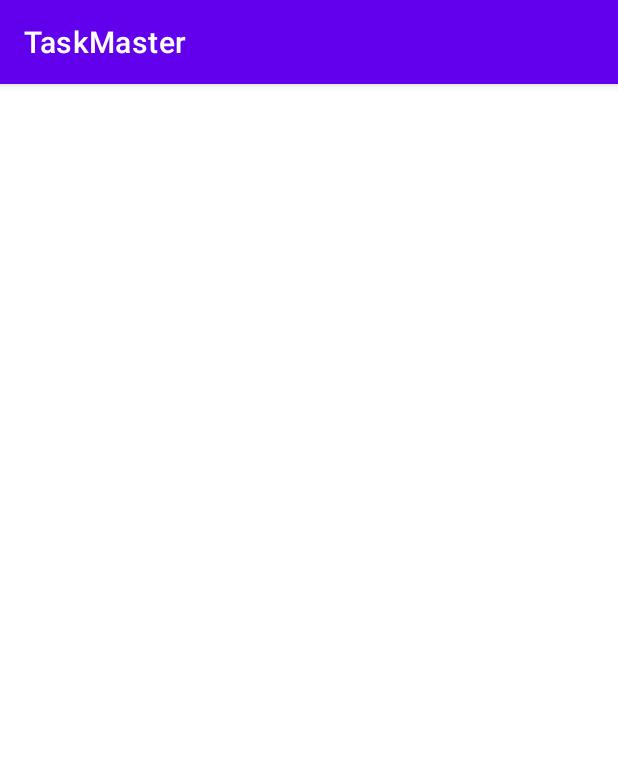
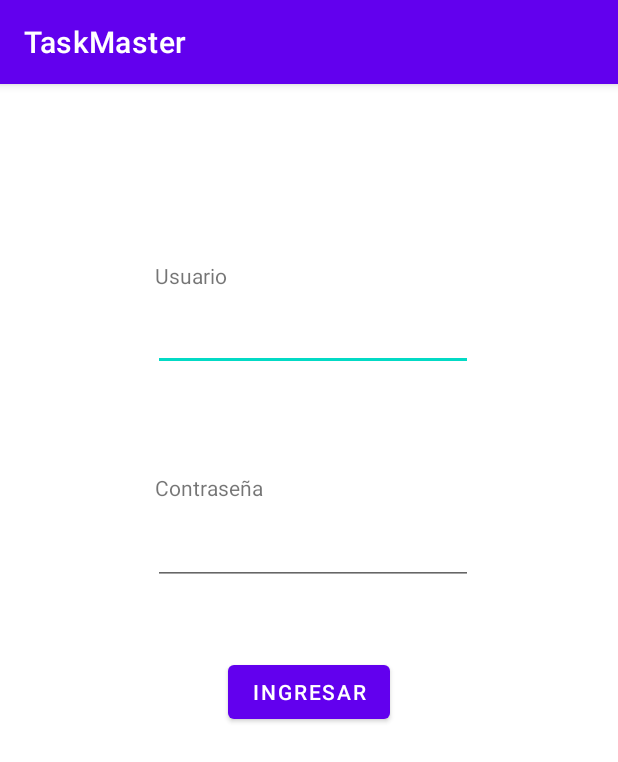
Before and after one commit to pardobryan18/TaskMaster, an Android app: the Login screen opened directly, with no data from a screen before it, on a phone screen of 412 x 824 dp. Shown: the top 762 px of the screen. Run offline under Robolectric (Android 15) with nearby library versions, the phone set to English and light mode, and no system bars.

Commit message:
proyecto nuevo // Se Agrega una imagenwelcome.png, un txt y un boton para ingresar al login // Se agrega seccion de login textView,Plain Text,Password y button

```diff
--- a/app/src/main/res/layout/activity_login.xml
+++ b/app/src/main/res/layout/activity_login.xml
@@ -6,4 +6,65 @@
     android:layout_height="match_parent"
     tools:context=".Login">
 
+    <TextView
+        android:id="@+id/txtUsuario"
+        android:layout_width="wrap_content"
+        android:layout_height="wrap_content"
+        android:text="Usuario"
+        app:layout_constraintBottom_toBottomOf="parent"
+        app:layout_constraintEnd_toEndOf="parent"
+        app:layout_constraintHorizontal_bias="0.283"
+        app:layout_constraintStart_toStartOf="parent"
+        app:layout_constraintTop_toTopOf="parent"
+        app:layout_constraintVertical_bias="0.158" />
+
+    <EditText
+        android:id="@+id/txtUsername"
+        android:layout_width="wrap_content"
+        android:layout_height="wrap_content"
+        android:ems="10"
+        android:inputType="textPersonName"
+        app:layout_constraintBottom_toBottomOf="parent"
+        app:layout_constraintEnd_toEndOf="parent"
+        app:layout_constraintHorizontal_bias="0.512"
+        app:layout_constraintStart_toStartOf="parent"
+        app:layout_constraintTop_toTopOf="parent"
+        app:layout_constraintVertical_bias="0.202" />
+
+    <TextView
+        android:id="@+id/txtContraseña"
+        android:layout_width="wrap_content"
+        android:layout_height="wrap_content"
+        android:text="Contraseña"
+        app:layout_constraintBottom_toBottomOf="parent"
+        app:layout_constraintEnd_toEndOf="parent"
+        app:layout_constraintHorizontal_bias="0.303"
+        app:layout_constraintStart_toStartOf="parent"
+        app:layout_constraintTop_toTopOf="parent"
+        app:layout_constraintVertical_bias="0.346" />
+
+    <EditText
+        android:id="@+id/txtPassword"
+        android:layout_width="wrap_content"
+        android:layout_height="wrap_content"
+        android:ems="10"
+        android:inputType="textPassword"
+        app:layout_constraintBottom_toBottomOf="parent"
+        app:layout_constraintEnd_toEndOf="parent"
+        app:layout_constraintHorizontal_bias="0.512"
+        app:layout_constraintStart_toStartOf="parent"
+        app:layout_constraintTop_toTopOf="parent"
+        app:layout_constraintVertical_bias="0.399" />
+
+    <Button
+        android:id="@+id/btnIngresar"
+        android:layout_width="wrap_content"
+        android:layout_height="wrap_content"
+        android:text="Ingresar"
+        app:layout_constraintBottom_toBottomOf="parent"
+        app:layout_constraintEnd_toEndOf="parent"
+        app:layout_constraintStart_toStartOf="parent"
+        app:layout_constraintTop_toTopOf="parent"
+        app:layout_constraintVertical_bias="0.53" />
+
 </androidx.constraintlayout.widget.ConstraintLayout>
```
